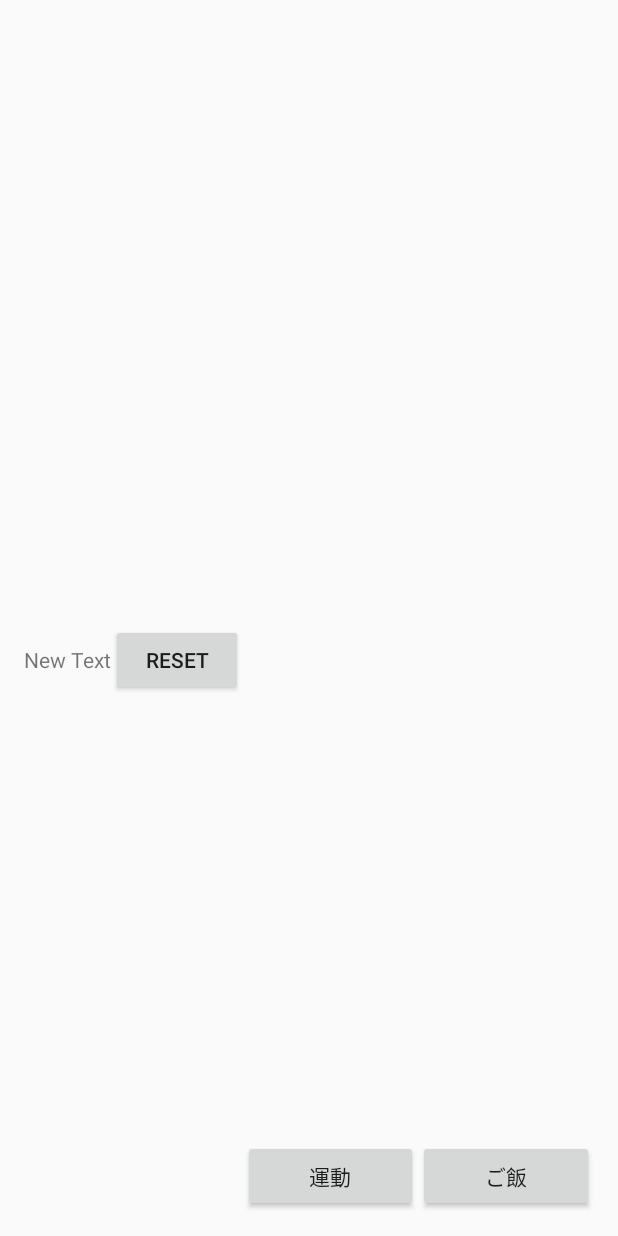
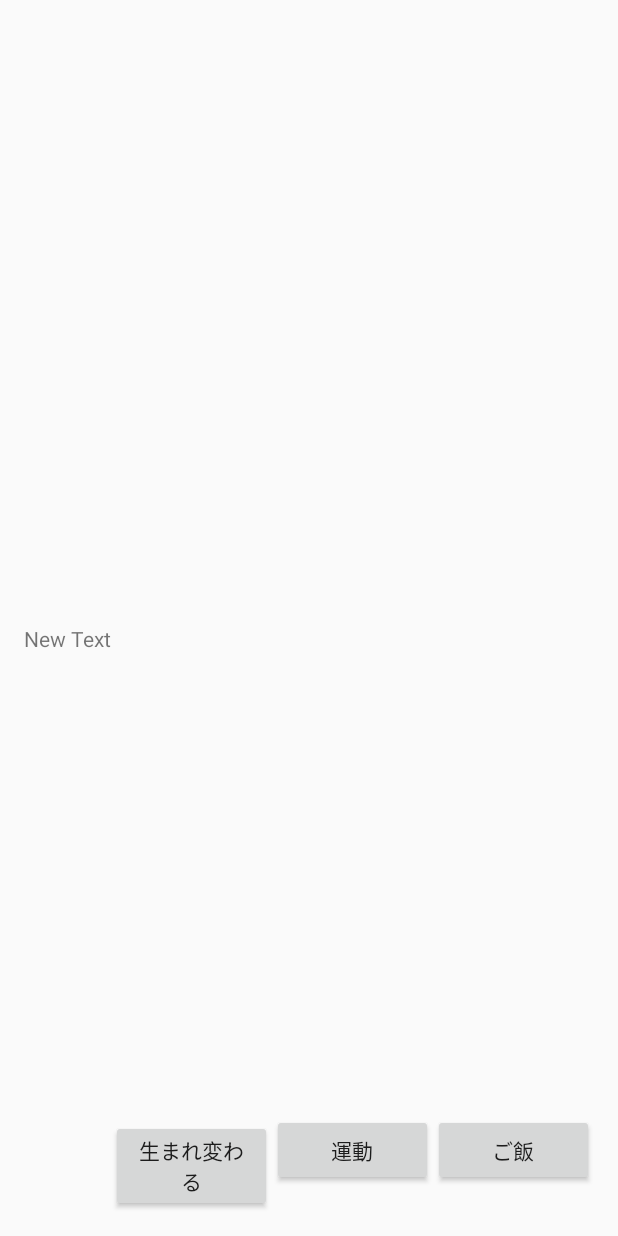
Before and after one commit to sigmasigma/GROWMonster, an Android app: the layout activity_main.xml on its own in the app's theme, with its tools: preview values and no code run, on a phone screen of 412 x 824 dp. Run offline under Robolectric (Android 15) with nearby library versions, the phone set to English and light mode, and no system bars.

Commit message:
死んだ時に生まれ変わるボタンを表示する

```diff
--- a/app/src/main/res/layout/activity_main.xml
+++ b/app/src/main/res/layout/activity_main.xml
@@ -31,11 +31,13 @@
                 android:id="@+id/textView" />
 
             <Button
-                android:layout_width="wrap_content"
+                android:layout_width="0dp"
                 android:layout_height="wrap_content"
-                android:text="reset"
-                android:id="@+id/button"
-                android:onClick="reset" />
+                android:text="生まれ変わる"
+                android:id="@+id/reset"
+                android:onClick="reset"
+                android:layout_weight="1"
+                android:layout_gravity="bottom" />
 
             <Button
                 android:layout_width="0dp"
```
Also changed, not shown: app/src/main/java/com/example/gushimakota/growmonster/MainActivity.java (+78 -25 lines), app/src/main/res/mipmap-hdpi/ic_launcher.png, app/src/main/res/mipmap-mdpi/ic_launcher.png, app/src/main/res/mipmap-xhdpi/ic_launcher.png, app/src/main/res/mipmap-xxhdpi/ic_launcher.png.
